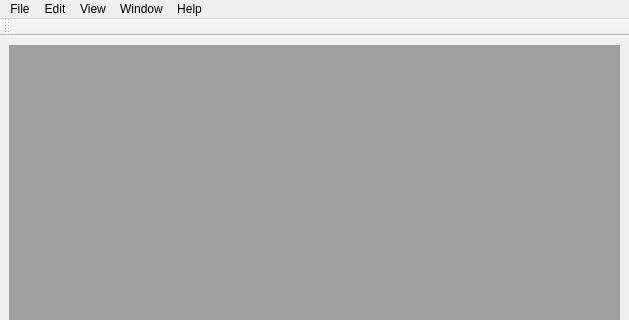
Before: the Qt Designer form ui/MainWindow.ui in ruimaciel/femp, drawn with Qt 5; both pictures show x 0 to 629 and y 0 to 320 of the 629 by 544 pixel window.
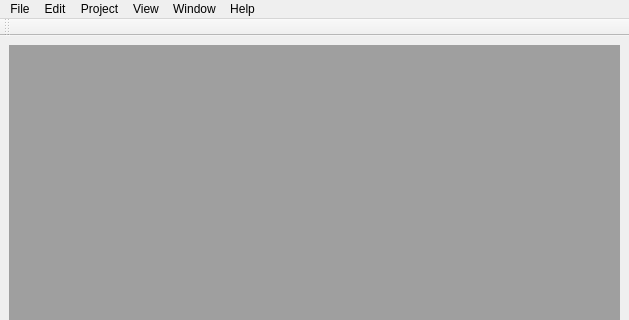
After: the same form once the commit is applied.

Commit message: added a "Project" menu entry to the main window

Diff of the .ui file:
```diff
--- a/ui/MainWindow.ui
+++ b/ui/MainWindow.ui
@@ -66,8 +66,15 @@
     </property>
     <addaction name="actionOptions"/>
    </widget>
+   <widget class="QMenu" name="menuProject">
+    <property name="title">
+     <string>Project</string>
+    </property>
+    <addaction name="actionImport_mesh"/>
+   </widget>
    <addaction name="menuFile"/>
    <addaction name="menuEdit"/>
+   <addaction name="menuProject"/>
    <addaction name="menuView"/>
    <addaction name="menuWindow"/>
    <addaction name="menuHelp"/>
```
Left out of the diff: 10 changed lines with no effect on the pictures.
